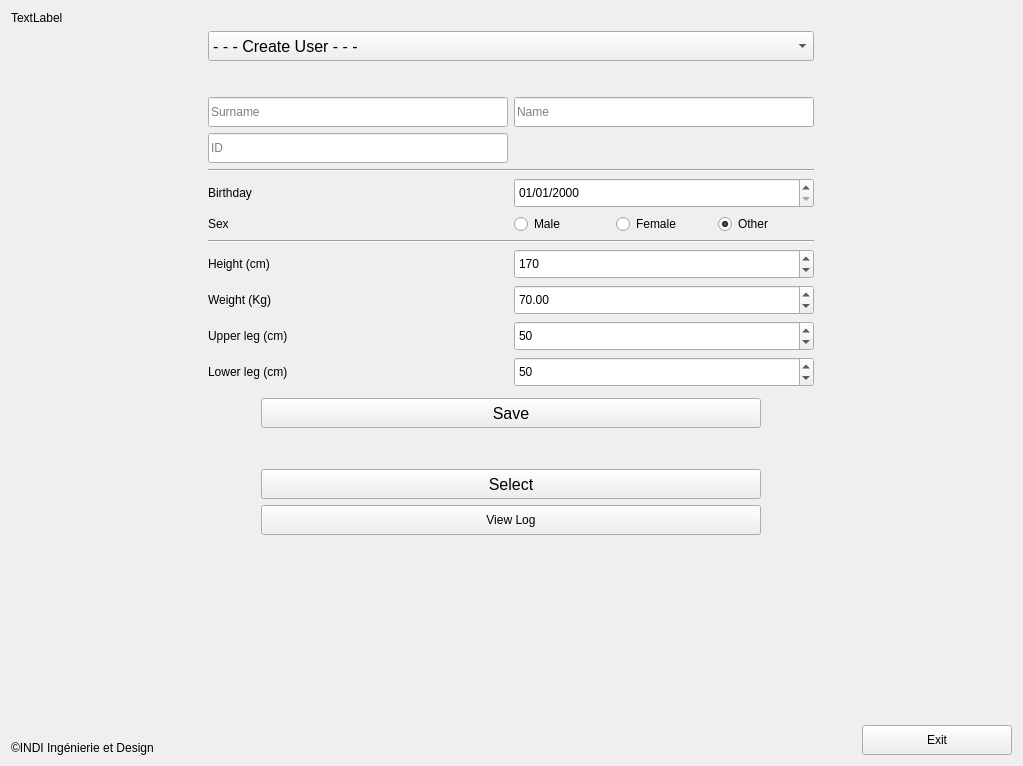
cristianbass01/GUI_robotic_exoskeleton, file src/gui_pkg/include/gui_pkg/select_user_form.ui: the form before one commit.
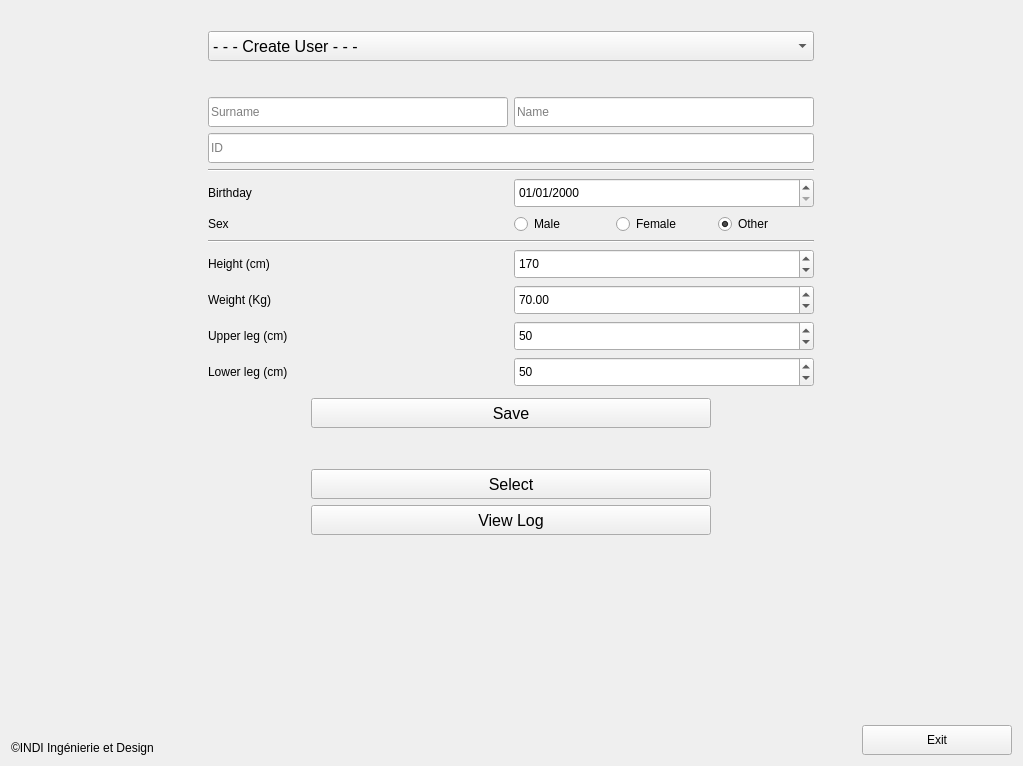
The form after the commit. Icons and pictures are not drawn.

Patch:
```diff
--- a/src/gui_pkg/include/gui_pkg/select_user_form.ui
+++ b/src/gui_pkg/include/gui_pkg/select_user_form.ui
@@ -21,8 +21,20 @@
      </item>
      <item>
       <widget class="QLabel" name="lb_logo">
+       <property name="maximumSize">
+        <size>
+         <width>50</width>
+         <height>50</height>
+        </size>
+       </property>
        <property name="text">
-        <string>TextLabel</string>
+        <string/>
+       </property>
+       <property name="textFormat">
+        <enum>Qt::AutoText</enum>
+       </property>
+       <property name="pixmap">
+        <pixmap>:/INDI/INDI/INDI Logo-50.png</pixmap>
        </property>
       </widget>
      </item>
@@ -418,7 +430,7 @@
            </property>
            <property name="maximumSize">
             <size>
-             <width>300</width>
+             <width>610</width>
              <height>16777215</height>
             </size>
            </property>
@@ -516,7 +528,7 @@
                </property>
                <property name="maximumSize">
                 <size>
-                 <width>500</width>
+                 <width>400</width>
                  <height>16777215</height>
                 </size>
                </property>
@@ -556,7 +568,7 @@
                </property>
                <property name="maximumSize">
                 <size>
-                 <width>500</width>
+                 <width>400</width>
                  <height>16777215</height>
                 </size>
                </property>
@@ -580,10 +592,15 @@
                </property>
                <property name="maximumSize">
                 <size>
-                 <width>500</width>
+                 <width>400</width>
                  <height>16777215</height>
                 </size>
                </property>
+               <property name="font">
+                <font>
+                 <pointsize>12</pointsize>
+                </font>
+               </property>
                <property name="text">
                 <string>View Log</string>
                </property>
```
Left out of the diff: 3 changed lines with no effect on the pictures.
